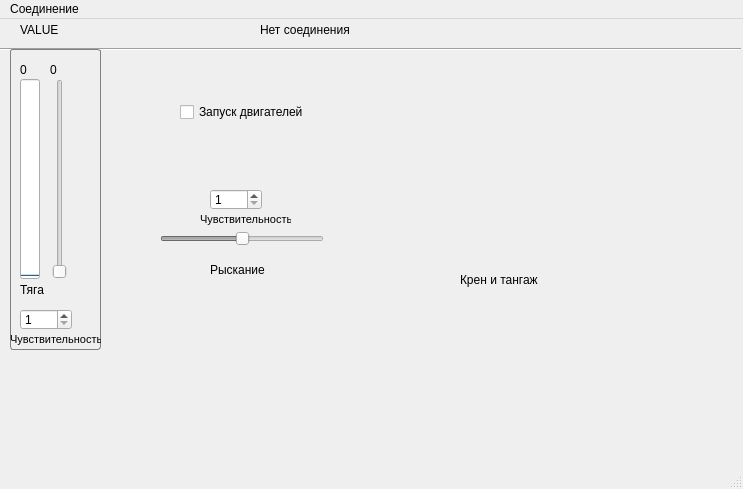
Old version of the form mainwindow.ui in the repository alkiz/Q1_Control_Panel.
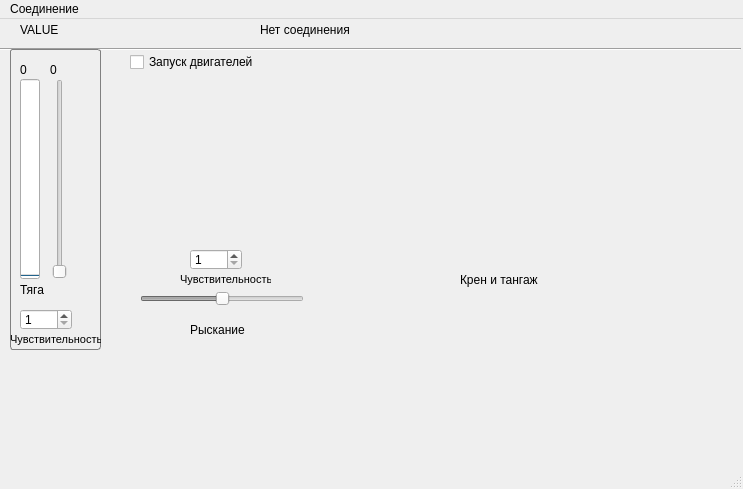
New version of the form. Icons and pictures are not drawn.

Commit message: Добавлен автовозврат для рыскания

Patch:
```diff
--- a/mainwindow.ui
+++ b/mainwindow.ui
@@ -82,8 +82,8 @@
     <widget class="QLabel" name="label_6">
      <property name="geometry">
       <rect>
-       <x>200</x>
-       <y>210</y>
+       <x>180</x>
+       <y>270</y>
        <width>71</width>
        <height>21</height>
       </rect>
@@ -95,8 +95,8 @@
     <widget class="QCheckBox" name="checkBox">
      <property name="geometry">
       <rect>
-       <x>170</x>
-       <y>50</y>
+       <x>120</x>
+       <y>0</y>
        <width>161</width>
        <height>26</height>
       </rect>
@@ -114,8 +114,8 @@
      </property>
      <property name="geometry">
       <rect>
-       <x>150</x>
-       <y>180</y>
+       <x>130</x>
+       <y>240</y>
        <width>164</width>
        <height>19</height>
       </rect>
@@ -148,8 +148,8 @@
     <widget class="QLabel" name="label_8">
      <property name="geometry">
       <rect>
-       <x>190</x>
-       <y>160</y>
+       <x>170</x>
+       <y>220</y>
        <width>91</width>
        <height>21</height>
       </rect>
@@ -166,8 +166,8 @@
     <widget class="QSpinBox" name="yaw_sesitivity_spinBox">
      <property name="geometry">
       <rect>
-       <x>200</x>
-       <y>140</y>
+       <x>180</x>
+       <y>200</y>
        <width>52</width>
        <height>21</height>
       </rect>
```
The commit also changes 2 other files.
